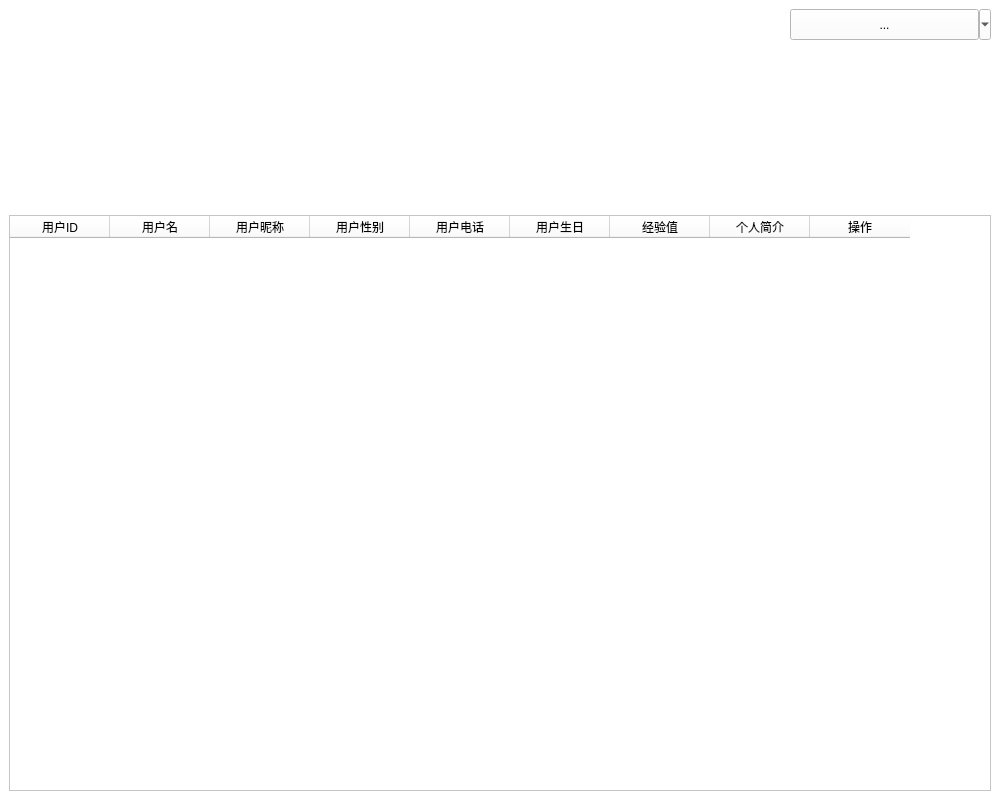
This is windows/AdminUser.ui in stepic-game-center/Stepic as Qt 5 draws it before an edit. The edited form follows.
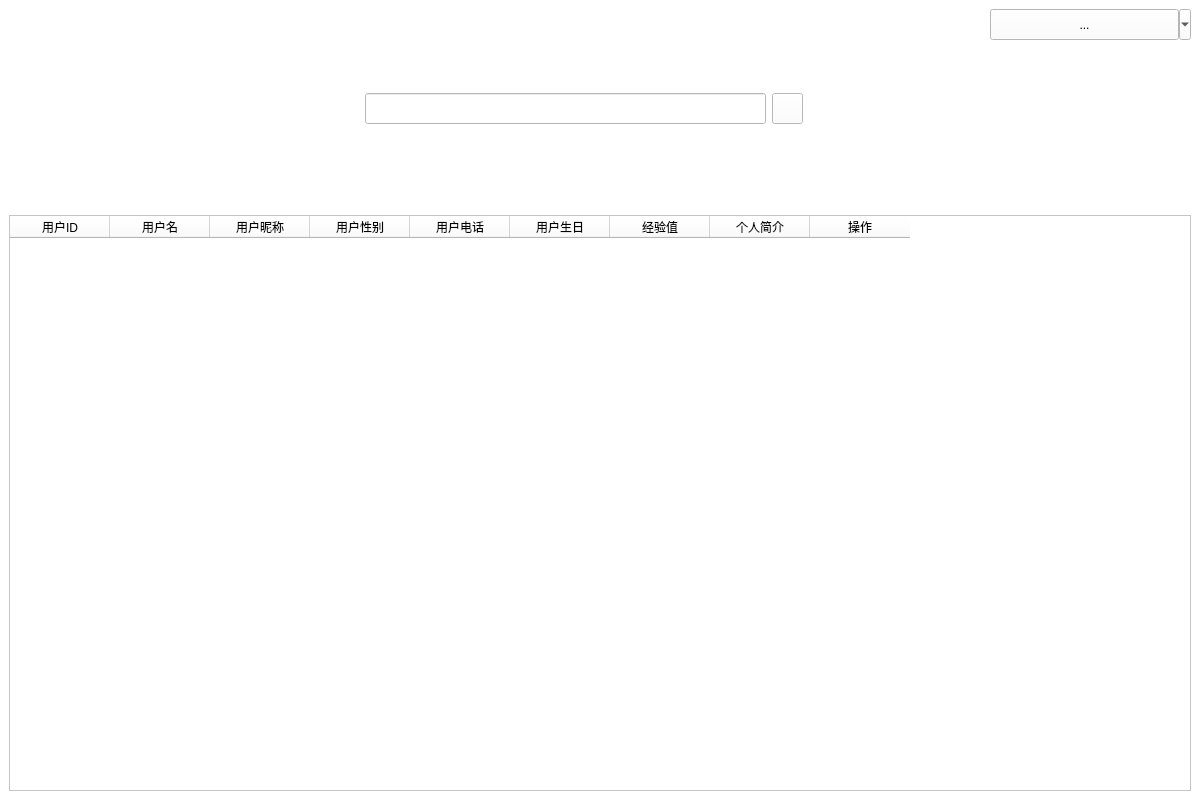
This is the edited form. Icons and pictures are not drawn.

Patch:
```diff
--- a/windows/AdminUser.ui
+++ b/windows/AdminUser.ui
@@ -6,7 +6,7 @@
    <rect>
     <x>0</x>
     <y>0</y>
-    <width>1000</width>
+    <width>1200</width>
     <height>800</height>
    </rect>
   </property>
@@ -31,6 +31,63 @@
   </property>
   <widget class="QWidget" name="centralwidget">
    <layout class="QGridLayout" name="gridLayout">
+    <item row="0" column="1">
+     <widget class="QLineEdit" name="search_Edit">
+      <property name="sizePolicy">
+       <sizepolicy hsizetype="Expanding" vsizetype="Fixed">
+        <horstretch>2</horstretch>
+        <verstretch>1</verstretch>
+       </sizepolicy>
+      </property>
+      <property name="minimumSize">
+       <size>
+        <width>401</width>
+        <height>31</height>
+       </size>
+      </property>
+      <property name="maximumSize">
+       <size>
+        <width>401</width>
+        <height>31</height>
+       </size>
+      </property>
+     </widget>
+    </item>
+    <item row="0" column="4" alignment="Qt::AlignRight|Qt::AlignTop">
+     <widget class="QToolButton" name="menu_Button">
+      <property name="sizePolicy">
+       <sizepolicy hsizetype="Fixed" vsizetype="Fixed">
+        <horstretch>1</horstretch>
+        <verstretch>1</verstretch>
+       </sizepolicy>
+      </property>
+      <property name="minimumSize">
+       <size>
+        <width>201</width>
+        <height>31</height>
+       </size>
+      </property>
+      <property name="maximumSize">
+       <size>
+        <width>201</width>
+        <height>31</height>
+       </size>
+      </property>
+      <property name="text">
+       <string>...</string>
+      </property>
+      <property name="icon">
+       <iconset>
+        <normaloff>../image/游戏.png</normaloff>../image/游戏.png</iconset>
+      </property>
+      <property name="popupMode">
+       <enum>QToolButton::MenuButtonPopup</enum>
+      </property>
+      <property name="toolButtonStyle">
+       <enum>Qt::ToolButtonTextBesideIcon</enum>
+      </property>
+     </widget>
+    </item>
     <item row="0" column="0">
      <widget class="QLabel" name="logo">
       <property name="sizePolicy">
@@ -62,11 +119,11 @@
       </property>
      </widget>
     </item>
-    <item row="1" column="0" colspan="2">
+    <item row="1" column="0" colspan="5">
      <widget class="QTableWidget" name="user_table">
       <property name="sizePolicy">
        <sizepolicy hsizetype="Expanding" vsizetype="Expanding">
-        <horstretch>3</horstretch>
+        <horstretch>4</horstretch>
         <verstretch>6</verstretch>
        </sizepolicy>
       </property>
@@ -129,38 +186,32 @@
       </column>
      </widget>
     </item>
-    <item row="0" column="1" alignment="Qt::AlignRight|Qt::AlignTop">
-     <widget class="QToolButton" name="menu_Button">
+    <item row="0" column="2">
+     <widget class="QPushButton" name="search_Button">
       <property name="sizePolicy">
-       <sizepolicy hsizetype="Fixed" vsizetype="Fixed">
+       <sizepolicy hsizetype="Minimum" vsizetype="Fixed">
         <horstretch>1</horstretch>
         <verstretch>1</verstretch>
        </sizepolicy>
       </property>
       <property name="minimumSize">
        <size>
-        <width>201</width>
+        <width>31</width>
         <height>31</height>
        </size>
       </property>
       <property name="maximumSize">
        <size>
-        <width>201</width>
+        <width>31</width>
         <height>31</height>
        </size>
       </property>
       <property name="text">
-       <string>...</string>
+       <string/>
       </property>
       <property name="icon">
        <iconset>
-        <normaloff>../image/游戏.png</normaloff>../image/游戏.png</iconset>
-      </property>
-      <property name="popupMode">
-       <enum>QToolButton::MenuButtonPopup</enum>
-      </property>
-      <property name="toolButtonStyle">
-       <enum>Qt::ToolButtonTextBesideIcon</enum>
+        <normaloff>../image/search.jpg</normaloff>../image/search.jpg</iconset>
       </property>
      </widget>
     </item>
```
Left out of the diff: 3 changed lines with no effect on the pictures.
